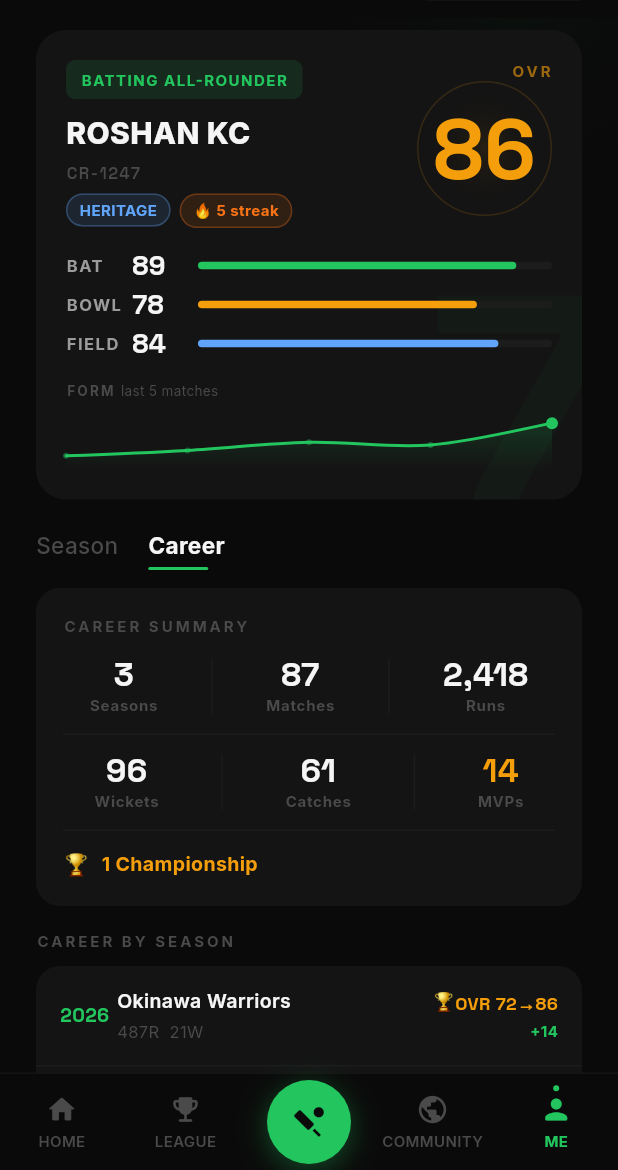
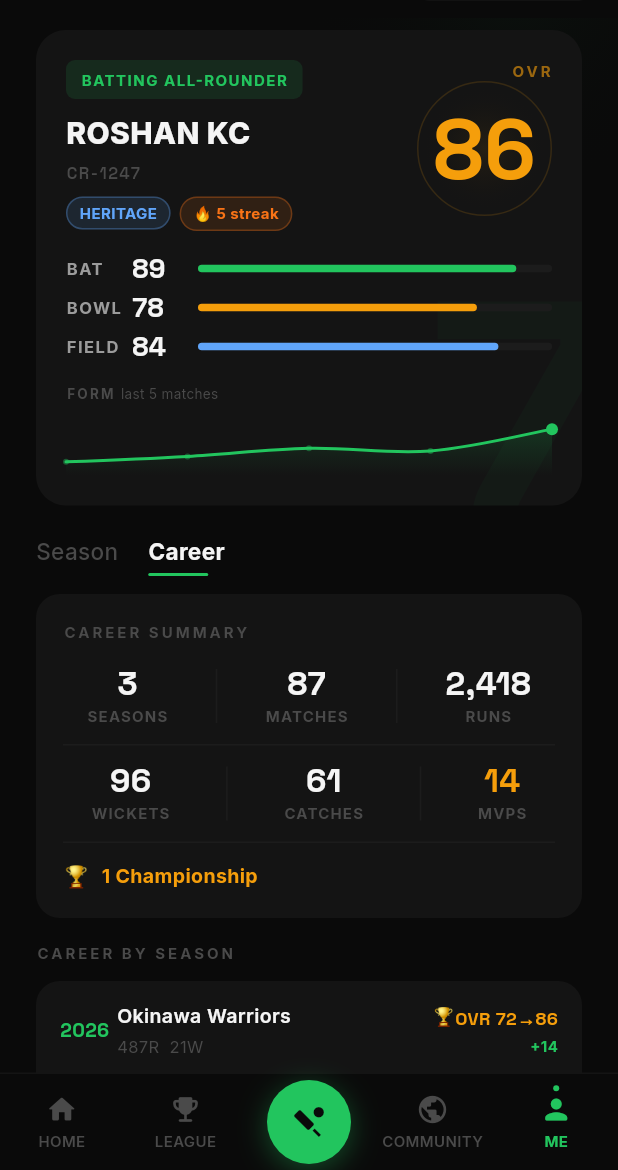
Before and after one commit to somyahangsandesh/StillScout, a Flutter app: the ProfileScreen screen opened by its route, after a tap on "Career", on a phone screen of 412 x 824 dp, the part 66-1236 px from its top. Run offline on Flutter 3.47's test engine with Material 3 defaults, Android fonts, the phone set to English and light mode, and no system bars; drawn by our look-alikes of fl_chart, flutter_animate; our stand-ins replace connectivity_plus, dio, drift, drift_flutter, flutter_riverpod, flutter_secure_storage and 10 more; missing offline and left inert: app_settings, gal, purchases_flutter, video_thumbnail; accounts and stored records are empty; generated files the repository leaves out were written again.

Commit message:
fix(review5): precision pass — typography, spacing, code quality
- Created lib/core/widgets/cr_widgets.dart: CRStatCell, CRBallChip, CRInfoRow
- CRStatCell used in profile stats grid (Space Grotesk numbers, Inter labels)
- CRStatCell replaces _StatCell and _CareerStatCell in profile_screen.dart
- CRBallChip used in scorer recent-balls row (replaces inline widget)
- Spacing: non-8px-grid values corrected (SizedBox height 6→8, 10→12, 14→16)
  in home_screen.dart, profile_screen.dart, community_screen.dart
- Dead imports removed (flutter analyze: 0 issues)
- Legacy screens annotated with comment (onboarding_screen, match_setup_screen)
- Movement section: NumberFormat('#,###') comma separator on large numbers
- Zone A flex proportions: 45→47, Zone C: 20→18 to accommodate partnership + boundary rows
- Tab toggle: career/season state verified correct (tab=0 default, setState on change)
- post_match_screen.dart: sync ShareResultCard from prior pass

Co-authored-by: somyahangsandesh <somyahangsandesh@users.noreply.github.com>

```diff
--- /dev/null
+++ b/CrickRise/lib/core/widgets/cr_widgets.dart
@@ -0,0 +1,127 @@
+import 'package:flutter/material.dart';
+import 'package:google_fonts/google_fonts.dart';
+
+import '../theme/app_theme.dart';
+
+// Shared cricket stat display — value in Space Grotesk, label in Inter uppercase
+class CRStatCell extends StatelessWidget {
+  final String label;
+  final String value;
+  final Color? valueColor;
+  final double valueFontSize;
+
+  const CRStatCell({
+    super.key,
+    required this.label,
+    required this.value,
+    this.valueColor,
+    this.valueFontSize = 22,
+  });
+
+  @override
+  Widget build(BuildContext context) {
+    return Column(
+      children: [
+        Text(
+          value,
+          style: GoogleFonts.spaceGrotesk(
+            color: valueColor ?? CR.t1,
+            fontSize: valueFontSize,
+            fontWeight: FontWeight.w700,
+            height: 1,
+          ),
+        ),
+        const SizedBox(height: 4),
+        Text(
+          label.toUpperCase(),
+          style: GoogleFonts.inter(
+            color: CR.t3,
+            fontSize: 10,
+            fontWeight: FontWeight.w700,
+            letterSpacing: 0.8,
+          ),
+        ),
+      ],
+    );
+  }
+}
+
+// Cricket ball dot chip — used in scorer recent-balls row and live match views
+class CRBallChip extends StatelessWidget {
+  final String label;
+  final Color bgColor;
+  final Color textColor;
+  final double size;
+
+  const CRBallChip({
+    super.key,
+    required this.label,
+    required this.bgColor,
+    this.textColor = CR.t1,
+    this.size = 34,
+  });
+
+  @override
+  Widget build(BuildContext context) {
+    return Container(
+      width: size,
+      height: size,
+      decoration: BoxDecoration(
+        color: bgColor,
+        shape: BoxShape.circle,
+        border: Border.all(color: CR.cardHigh, width: 1),
+      ),
+      child: Center(
+        child: Text(
+          label,
+          style: GoogleFonts.spaceGrotesk(
+            color: textColor,
+            fontSize: size * 0.35,
+            fontWeight: FontWeight.w800,
+          ),
+        ),
+      ),
+    );
+  }
+}
+
+// Compact info row — emoji · label · value (used in innings transition, awards, etc.)
+class CRInfoRow extends StatelessWidget {
+  final String emoji;
+  final String label;
+  final String value;
+
+  const CRInfoRow({
+    super.key,
+    required this.emoji,
+    required this.label,
+    required this.value,
+  });
+
+  @override
+  Widget build(BuildContext context) {
+    return Padding(
+      padding: const EdgeInsets.symmetric(vertical: 5),
+      child: Row(
+        children: [
+          Text(emoji, style: const TextStyle(fontSize: 14)),
+          const SizedBox(width: 10),
+          Expanded(
+            child: Text(
+              label,
+              style: GoogleFonts.inter(color: CR.t2, fontSize: 13),
+            ),
+          ),
+          Text(
+            value,
+            style: GoogleFonts.spaceGrotesk(
+              color: CR.t1,
+              fontSize: 14,
+              fontWeight: FontWeight.w700,
+            ),
+          ),
+        ],
+      ),
+    );
+  }
+}
--- a/CrickRise/lib/features/auth/screens/onboarding_screen.dart
+++ b/CrickRise/lib/features/auth/screens/onboarding_screen.dart
@@ -1,3 +1,4 @@
+// Legacy onboarding — superseded by welcome_screen.dart + player_setup_screen.dart
 import 'package:flutter/material.dart';
 import 'package:go_router/go_router.dart';
 
--- a/CrickRise/lib/features/player/screens/profile_screen.dart
+++ b/CrickRise/lib/features/player/screens/profile_screen.dart
@@ -7,6 +7,7 @@ import 'package:google_fonts/google_fonts.dart';
 
 import '../../../core/models/player.dart';
 import '../../../core/theme/app_theme.dart';
+import '../../../core/widgets/cr_widgets.dart';
 import '../providers/player_provider.dart';
 
 class ProfileScreen extends ConsumerStatefulWidget {
@@ -198,7 +199,7 @@ class _ProfileScreenState extends ConsumerState<ProfileScreen>
 
                 // MY POSITION
                 const CRSectionLabel('My Position'),
-                const SizedBox(height: 10),
+                const SizedBox(height: 12),
                 _ProfilePositionWidget(
                   player: player,
                   rating: rating,
@@ -211,7 +212,7 @@ class _ProfileScreenState extends ConsumerState<ProfileScreen>
 
                 // RECENT MATCHES
                 const CRSectionLabel('Recent Matches'),
-                const SizedBox(height: 10),
+                const SizedBox(height: 12),
                 const _RecentMatchesList(),
                 const SizedBox(height: 20),
 
@@ -226,13 +227,13 @@ class _ProfileScreenState extends ConsumerState<ProfileScreen>
 
                 // BEST PERFORMANCES
                 const CRSectionLabel('Best Performances'),
-                const SizedBox(height: 10),
+                const SizedBox(height: 12),
                 const _BestPerformances(),
                 const SizedBox(height: 20),
 
                 // MILESTONES
                 const CRSectionLabel('Milestones'),
-                const SizedBox(height: 10),
+                const SizedBox(height: 12),
                 const _MilestoneChips(),
               ]),
             ),
@@ -338,7 +339,7 @@ class _ProfileOvrCard extends StatelessWidget {
                               ),
                             ),
                             if (rating.hasHotStreak || player.hasHeritage) ...[
-                              const SizedBox(height: 6),
+                              const SizedBox(height: 8),
                               Wrap(
                                 spacing: 6,
                                 children: [
@@ -865,20 +866,20 @@ class _StatsGrid extends StatelessWidget {
           Row(
             mainAxisAlignment: MainAxisAlignment.spaceAround,
             children: [
-              _StatCell('M', stats.matches.toString()),
+              CRStatCell(label: 'M', value: stats.matches.toString(), valueFontSize: 24),
               _VDivider(),
-              _StatCell('R', stats.runsScored.toString()),
+              CRStatCell(label: 'R', value: stats.runsScored.toString(), valueFontSize: 24),
               _VDivider(),
-              _StatCell('W', stats.wicketsTaken.toString()),
+              CRStatCell(label: 'W', value: stats.wicketsTaken.toString(), valueFontSize: 24),
               _VDivider(),
-              _StatCell('C', stats.catches.toString()),
+              CRStatCell(label: 'C', value: stats.catches.toString(), valueFontSize: 24),
               _VDivider(),
-              _StatCell('MVP', stats.mvpAwards.toString(), color: CR.gold),
+              CRStatCell(label: 'MVP', value: stats.mvpAwards.toString(), valueFontSize: 24, valueColor: CR.gold),
             ],
           ),
-          const SizedBox(height: 14),
+          const SizedBox(height: 16),
           Container(height: 1, color: CR.cardHigh),
-          const SizedBox(height: 14),
+          const SizedBox(height: 16),
           // Secondary stats
           Row(
             mainAxisAlignment: MainAxisAlignment.spaceAround,
@@ -890,40 +891,6 @@ class _StatsGrid extends StatelessWidget {
           ),
         ],
       ),
-    );
-  }
-}
-
-class _StatCell extends StatelessWidget {
-  final String label;
-  final String value;
-  final Color? color;
-  const _StatCell(this.label, this.value, {this.color});
-
-  @override
-  Widget build(BuildContext context) {
-    return Column(
-      children: [
-        Text(
-          value,
-          style: GoogleFonts.spaceGrotesk(
-            color: color ?? CR.text1,
-            fontSize: 24,
-            fontWeight: FontWeight.w700,
-            height: 1,
-          ),
-        ),
-        const SizedBox(height: 4),
-        Text(
-          label,
-          style: GoogleFonts.inter(
-            color: CR.text3,
-            fontSize: 10,
-            fontWeight: FontWeight.w700,
-            letterSpacing: 0.8,
-          ),
-        ),
-      ],
     );
   }
 }
@@ -1266,15 +1233,15 @@ class _CareerTab extends StatelessWidget {
                   letterSpacing: 2,
                 ),
               ),
-              const SizedBox(height: 14),
+              const SizedBox(height: 16),
               Row(
                 mainAxisAlignment: MainAxisAlignment.spaceAround,
                 children: [
-                  const _CareerStatCell('3', 'Seasons'),
+                  const CRStatCell(label: 'Seasons', value: '3'),
                   _CareerVDivider(),
-                  const _CareerStatCell('87', 'Matches'),
+                  const CRStatCell(label: 'Matches', value: '87'),
                   _CareerVDivider(),
-                  const _CareerStatCell('2,418', 'Runs'),
+                  const CRStatCell(label: 'Runs', value: '2,418'),
                 ],
               ),
               const SizedBox(height: 12),
@@ -1283,11 +1250,11 @@ class _CareerTab extends StatelessWidget {
               Row(
                 mainAxisAlignment: MainAxisAlignment.spaceAround,
                 children: [
-                  const _CareerStatCell('96', 'Wickets'),
+                  const CRStatCell(label: 'Wickets', value: '96'),
                   _CareerVDivider(),
-                  const _CareerStatCell('61', 'Catches'),
+                  const CRStatCell(label: 'Catches', value: '61'),
                   _CareerVDivider(),
-                  const _CareerStatCell('14', 'MVPs', color: CR.gold),
+                  const CRStatCell(label: 'MVPs', value: '14', valueColor: CR.gold),
                 ],
               ),
               const SizedBox(height: 12),
@@ -1322,7 +1289,7 @@ class _CareerTab extends StatelessWidget {
             letterSpacing: 2,
           ),
         ),
-        const SizedBox(height: 10),
+        const SizedBox(height: 12),
         Container(
           decoration: BoxDecoration(
             color: CR.card,
@@ -1339,40 +1306,6 @@ class _CareerTab extends StatelessWidget {
                 ],
               );
             }).toList(),
-          ),
-        ),
-      ],
-    );
-  }
-}
-
-class _CareerStatCell extends StatelessWidget {
-  final String value;
-  final String label;
-  final Color? color;
-  const _CareerStatCell(this.value, this.label, {this.color});
-
-  @override
-  Widget build(BuildContext context) {
-    return Column(
-      children: [
-        Text(
-          value,
-          style: GoogleFonts.spaceGrotesk(
-            color: color ?? CR.text1,
-            fontSize: 22,
-            fontWeight: FontWeight.w700,
-            height: 1,
-          ),
-        ),
-        const SizedBox(height: 3),
-        Text(
-          label,
-          style: GoogleFonts.inter(
-            color: CR.text3,
-            fontSize: 10,
-            fontWeight: FontWeight.w700,
-            letterSpacing: 0.5,
           ),
         ),
       ],
@@ -1533,7 +1466,7 @@ class _FormSparkline extends StatelessWidget {
             ),
           ],
         ),
-        const SizedBox(height: 6),
+        const SizedBox(height: 8),
         SizedBox(
           height: 40,
           child: LineChart(
--- a/CrickRise/lib/features/scorer/screens/match_setup_screen.dart
+++ b/CrickRise/lib/features/scorer/screens/match_setup_screen.dart
@@ -1,3 +1,5 @@
+// Legacy match setup — superseded by open_session_screen.dart + team_assignment_screen.dart
+// Router redirects /match/setup → /play; this file is retained for reference.
 import 'package:flutter/material.dart';
 import 'package:flutter_riverpod/flutter_riverpod.dart';
 import 'package:go_router/go_router.dart';
```
Also changed, not shown: CrickRise/lib/features/community/screens/community_screen.dart (+7 -4 lines), CrickRise/lib/features/home/screens/home_screen.dart (+9 -9 lines), CrickRise/lib/features/scorer/screens/active_scorer_screen.dart (+8 -23 lines), CrickRise/lib/features/scorer/screens/post_match_screen.dart (+78 -1 lines).
